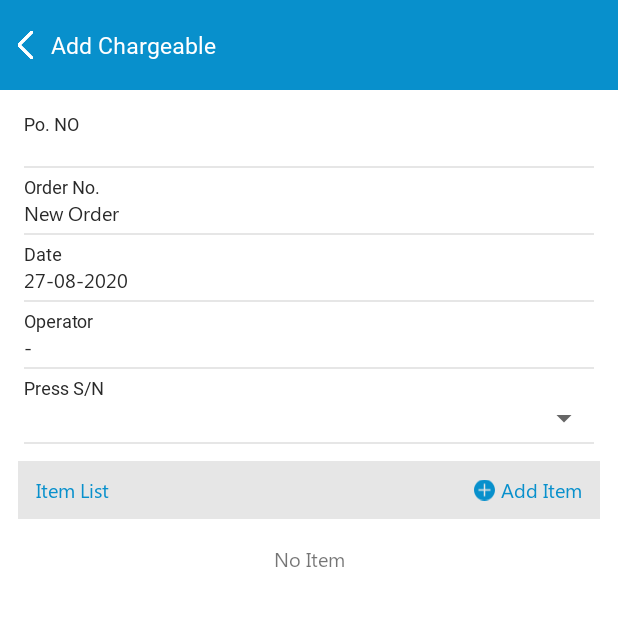
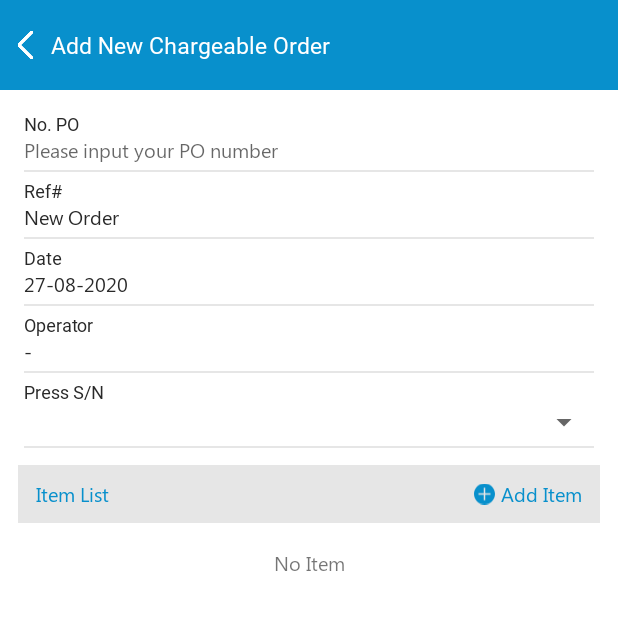
Before and after one commit to rianhendri/smartcarecenter_2022, an Android app: the AddDetailsPo screen opened directly, with no data from a screen before it, on a phone screen of 412 x 824 dp, the top half of it. Run offline under Robolectric (Android 15) with nearby library versions, the phone set to English and light mode, and no system bars; our stand-ins replace Firebase (no records; nobody signed in at launch, a user with empty details on screens opened directly), Picasso; pictures from the network do not load; Roboto replaces fonts that are not available here; 1 statement that could not run was skipped.

Commit message:
Tambah Model List Item get item li po > Revisi layout status > Revisi layout add foc add po 27-08-15:00

```diff
--- a/app/src/main/java/com/smartcarecenter/Add_Po_Rewuest_View/Add_po_req_adapterView.java
+++ b/app/src/main/java/com/smartcarecenter/Add_Po_Rewuest_View/Add_po_req_adapterView.java
@@ -93,6 +93,7 @@ extends RecyclerView.Adapter<Add_po_req_adapterView.Myviewholder> {
         myviewholder.mpos.setText(String.valueOf(addFoclistreq.get(i).getPosition()));
         myviewholder.munit.setText(addFoclistreq.get(i).getUnitName());
         mtotalitem.setText(String.valueOf(addFoclistreq.size()));
+        myviewholder.mps.setText(addFoclistreq.get(i).getMps());
         harga = addFoclistreq.get(i).getPricePerQty();
         totalqty = 0;
         subharga = addFoclistreq.get(i).getTotalPrice();
--- a/app/src/main/res/layout/activity_add_detail_foc_view.xml
+++ b/app/src/main/res/layout/activity_add_detail_foc_view.xml
@@ -69,7 +69,7 @@
                         android:id="@+id/status"
                         android:layout_width="match_parent"
                         android:layout_height="wrap_content"
-                        android:fontFamily="@font/segoeui"
+                        android:fontFamily="@font/segoeuib"
                         android:paddingLeft="4dp"
                         android:inputType="number"
                         android:gravity="end"
--- a/app/src/main/res/layout/activity_add_details_po.xml
+++ b/app/src/main/res/layout/activity_add_details_po.xml
@@ -57,7 +57,7 @@
                     android:layout_height="wrap_content"
                     android:fontFamily="@font/segoeuib"
                     android:paddingLeft="4dp"
-                    android:text="Po. NO"
+                    android:text="@string/title_nopo"
                     android:textColor="@color/black"
                     android:textSize="12sp" />
 
@@ -65,6 +65,7 @@
                     android:id="@+id/lastimprsi"
                     android:layout_width="match_parent"
                     android:layout_height="wrap_content"
+                    android:hint="@string/title_pleaseinputnopo"
                     android:fontFamily="@font/segoeui"
                     android:paddingLeft="4dp"
                     android:background="@drawable/background_transparent"
@@ -89,7 +90,7 @@
                     android:layout_height="wrap_content"
                     android:fontFamily="@font/seguisb"
                     android:paddingLeft="4dp"
-                    android:text="@string/title_norder"
+                    android:text="Ref#"
                     android:textColor="@color/black"
                     android:textSize="12sp" />
 
--- a/app/src/main/res/layout/activity_add_details_po_view.xml
+++ b/app/src/main/res/layout/activity_add_details_po_view.xml
@@ -61,7 +61,7 @@
                         android:layout_height="wrap_content"
                         android:fontFamily="@font/segoeuib"
                         android:paddingLeft="4dp"
-                        android:text="Po. NO"
+                        android:text="No. PO"
                         android:textColor="@color/black"
                         android:textSize="12sp" />
                     <TextView
@@ -84,6 +84,7 @@
                     android:layout_height="wrap_content"
                     android:fontFamily="@font/segoeui"
                     android:paddingLeft="4dp"
+                    android:hint="@string/title_pleaseinputnopo"
                     android:background="@drawable/background_transparent"
                     android:textColor="@color/black"
                     android:textSize="13sp"
@@ -106,7 +107,7 @@
                     android:layout_height="wrap_content"
                     android:fontFamily="@font/seguisb"
                     android:paddingLeft="4dp"
-                    android:text="@string/title_norder"
+                    android:text="Ref#"
                     android:textColor="@color/black"
                     android:textSize="12sp" />
 
--- a/app/src/main/res/layout/activity_chargeable.xml
+++ b/app/src/main/res/layout/activity_chargeable.xml
@@ -30,7 +30,7 @@
             android:layout_marginRight="64dp"
             android:fontFamily="@font/seguisb"
             android:gravity="center_vertical"
-            android:text="@string/title_chargelabel"
+            android:text="@string/title_Chargeable"
             android:textColor="@color/dwhite"
             android:textSize="15sp" />
 
@@ -173,7 +173,7 @@
                     android:layout_height="match_parent"
                     android:fontFamily="@font/seguisb"
                     android:gravity="center"
-                    android:text="@string/title_chrageadd"
+                    android:text="@string/title_addneworder"
                     android:textColor="@color/dwhite"
                     android:textSize="15sp" />
             </LinearLayout>
--- a/app/src/main/res/layout/activity_freeofcharge.xml
+++ b/app/src/main/res/layout/activity_freeofcharge.xml
@@ -30,7 +30,7 @@
             android:layout_marginRight="64dp"
             android:fontFamily="@font/seguisb"
             android:gravity="center_vertical"
-            android:text="@string/title_foc"
+            android:text="@string/title_fororder"
             android:textColor="@color/dwhite"
             android:textSize="15sp" />
 
@@ -173,7 +173,7 @@
                     android:layout_height="match_parent"
                     android:fontFamily="@font/seguisb"
                     android:gravity="center"
-                    android:text="@string/title_additemfoc"
+                    android:text="@string/title_addneworder"
                     android:textColor="@color/dwhite"
                     android:textSize="15sp" />
             </LinearLayout>
--- a/app/src/main/res/layout/item_add_po_buy.xml
+++ b/app/src/main/res/layout/item_add_po_buy.xml
@@ -156,7 +156,7 @@
                                         android:layout_width="wrap_content"
                                         android:layout_height="wrap_content"
                                         android:fontFamily="@font/segoeui"
-                                        android:text="Mps: "
+                                        android:text="units/MPS: "
                                         android:textColor="@color/black"
                                         android:textSize="12sp" />
                                     <TextView
--- a/app/src/main/res/layout/item_add_po_buy_view.xml
+++ b/app/src/main/res/layout/item_add_po_buy_view.xml
@@ -164,7 +164,7 @@
                                             android:layout_width="wrap_content"
                                             android:layout_height="wrap_content"
                                             android:fontFamily="@font/segoeui"
-                                            android:text="Mps: "
+                                            android:text="units/MPS: "
                                             android:textColor="@color/black"
                                             android:textSize="12sp" />
                                         <TextView
--- a/app/src/main/res/layout/item_add_po_list.xml
+++ b/app/src/main/res/layout/item_add_po_list.xml
@@ -152,11 +152,12 @@
                                     android:layout_height="wrap_content"
                                     android:orientation="horizontal"
                                     android:layout_weight="1">
+
                                     <TextView
                                         android:layout_width="wrap_content"
-                                        android:layout_height="wrap_content"
+                                        android:layout_height="match_parent"
                                         android:fontFamily="@font/segoeui"
-                                        android:text="Mps: "
+                                        android:text="units/MPS: "
                                         android:textColor="@color/black"
                                         android:textSize="12sp" />
                                     <TextView
--- a/app/src/main/res/values/strings.xml
+++ b/app/src/main/res/values/strings.xml
@@ -69,7 +69,7 @@
     <string name="title_categoryproduct">Product Category</string>
     <string name="title_additem">Submit</string>
     <string name="title_qty">"Qty: "</string>
-    <string name="title_additemfoc">Add FOC</string>
+    <string name="title_additemfoc">Add New FOC Order</string>
     <string name="title_submit">Submit</string>
     <string name="title_totalbarang">Total Product</string>
     <string name="title_totalitem">Total Item</string>
@@ -103,8 +103,13 @@
     <string name="title_grandtotal">Grand Total:</string>
     <string name="title_totalprice">"Total Price: "</string>
     <string name="title_tax">Tax:</string>
-    <string name="title_addchargeable">Add Chargeable</string>
+    <string name="title_addchargeable">Add New Chargeable Order</string>
     <string name="title_requirenopo">No.Po Required</string>
     <string name="title_detailfoc">Detail FOC</string>
     <string name="title_detailchargeable">Detail Chargeable</string>
+    <string name="title_addneworder">Add New Order</string>
+    <string name="title_Chargeable">Chargeable Orders</string>
+    <string name="title_fororder">FOC Orders</string>
+    <string name="title_nopo">No. PO</string>
+    <string name="title_pleaseinputnopo">Please input your PO number</string>
 </resources>
```
Also changed, not shown: app/src/main/java/com/smartcarecenter/Add_Po_Rewuest_View/Add_po_req_itemView.java (+45 -34 lines), 2 other files.
